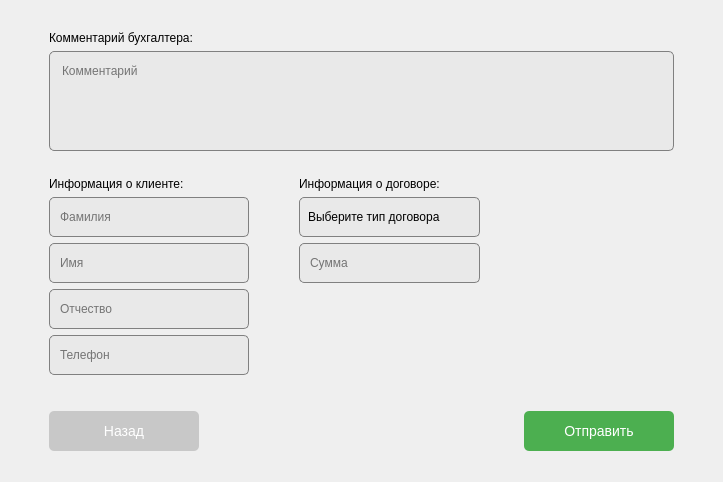
MiFit1/OSOGO, file MDKP/src/MDKP/renegotiatecontractwindow.ui: the form before one commit.
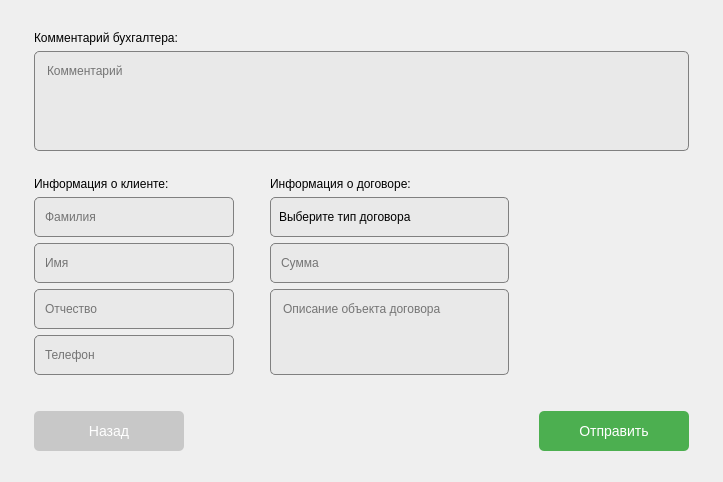
The form after the commit. Icons and pictures are not drawn. Custom widgets are drawn as their Qt base class.

Commit message: Добавлены поля для объекта договора

```diff
--- a/MDKP/src/MDKP/renegotiatecontractwindow.ui
+++ b/MDKP/src/MDKP/renegotiatecontractwindow.ui
@@ -81,7 +81,7 @@
      <item row="7" column="1">
       <widget class="QLineEdit" name="Patronymic">
        <property name="sizePolicy">
-        <sizepolicy hsizetype="MinimumExpanding" vsizetype="Minimum">
+        <sizepolicy hsizetype="MinimumExpanding" vsizetype="Fixed">
          <horstretch>0</horstretch>
          <verstretch>0</verstretch>
         </sizepolicy>
@@ -159,7 +159,7 @@
      <item row="8" column="1">
       <widget class="PhoneEdit" name="Phone">
        <property name="sizePolicy">
-        <sizepolicy hsizetype="MinimumExpanding" vsizetype="Minimum">
+        <sizepolicy hsizetype="MinimumExpanding" vsizetype="Fixed">
          <horstretch>0</horstretch>
          <verstretch>0</verstretch>
         </sizepolicy>
@@ -525,6 +525,39 @@
        </property>
       </widget>
      </item>
+     <item row="7" column="3" rowspan="2">
+      <widget class="QTextEdit" name="Description">
+       <property name="sizePolicy">
+        <sizepolicy hsizetype="Expanding" vsizetype="Fixed">
+         <horstretch>0</horstretch>
+         <verstretch>0</verstretch>
+        </sizepolicy>
+       </property>
+       <property name="minimumSize">
+        <size>
+         <width>0</width>
+         <height>80</height>
+        </size>
+       </property>
+       <property name="styleSheet">
+        <string notr="true">QTextEdit {
+	font: 500 9pt &quot;Montserrat Medium&quot;;
+   background: #e9e9e9;
+	border-radius: 5px;
+	padding: 8px;
+	border: 1px solid gray;
+	selection-color: white;
+}
+
+QTextEdit:focus {
+    border-color: #5fbaeb;
+}</string>
+       </property>
+       <property name="placeholderText">
+        <string>Описание объекта договора</string>
+       </property>
+      </widget>
+     </item>
     </layout>
    </item>
   </layout>
```
The commit also changes 9 other files.
